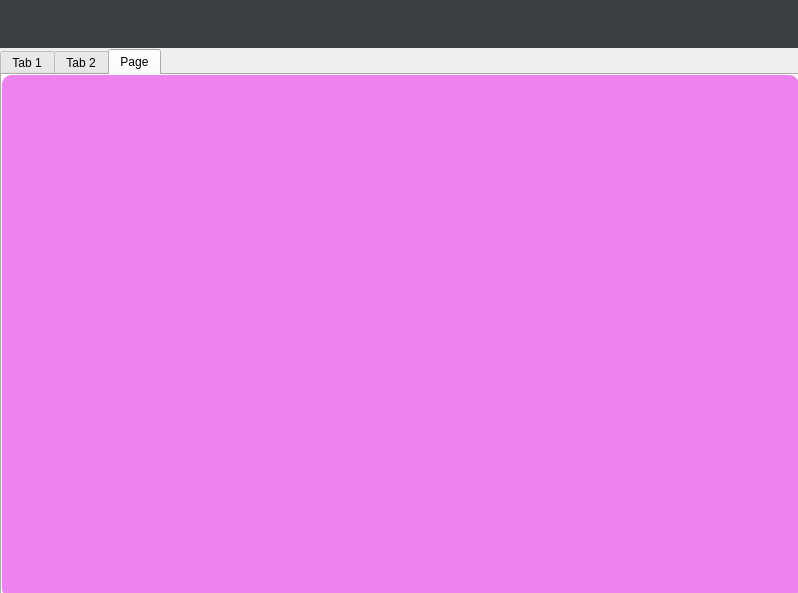
The window that src/gui/ui/main_window.ui (PavelSbvt/office-technologies-second-lab) describes before a commit, drawn with Qt 5.
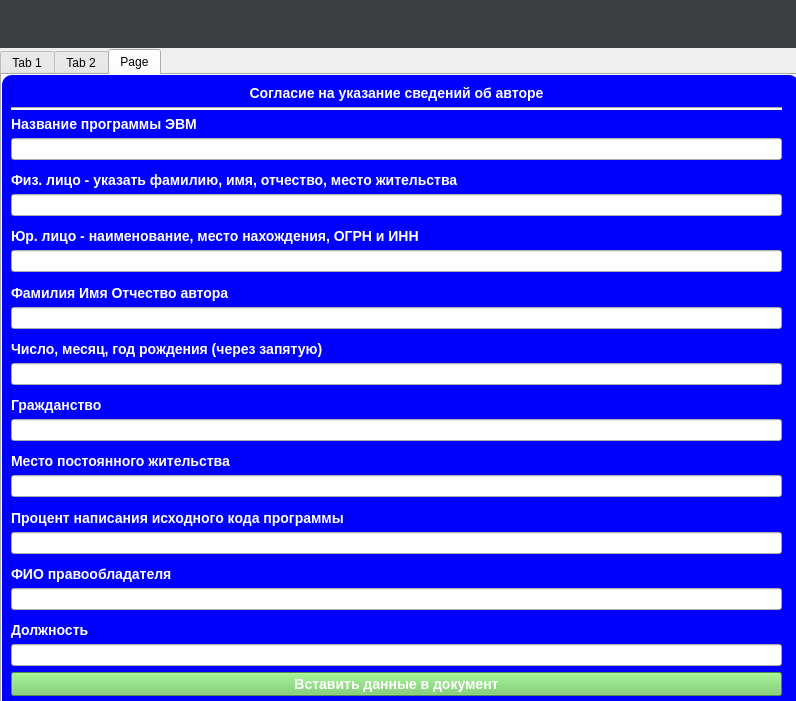
The same window after the commit. The open tabs and pages were chosen to show the change.

Commit message: > [src/gui/ui/main_window.ui] - update form - add widgets for third tab

What changed in the file:
```diff
--- a/src/gui/ui/main_window.ui
+++ b/src/gui/ui/main_window.ui
@@ -6,8 +6,8 @@
    <rect>
     <x>0</x>
     <y>0</y>
-    <width>798</width>
-    <height>593</height>
+    <width>796</width>
+    <height>701</height>
    </rect>
   </property>
   <property name="windowTitle">
@@ -42,7 +42,7 @@
       <x>0</x>
       <y>49</y>
       <width>801</width>
-      <height>551</height>
+      <height>671</height>
      </rect>
     </property>
     <property name="styleSheet">
@@ -662,13 +662,362 @@
     <widget class="QWidget" name="tab_3">
      <property name="styleSheet">
       <string notr="true">#tab_3 {
-	background-color: violet;
+	background-color: blue;
 	border-radius: 10px;
 }</string>
      </property>
      <attribute name="title">
       <string>Page</string>
      </attribute>
+     <widget class="QWidget" name="verticalLayoutWidget_3">
+      <property name="geometry">
+       <rect>
+        <x>9</x>
+        <y>10</y>
+        <width>771</width>
+        <height>611</height>
+       </rect>
+      </property>
+      <layout class="QVBoxLayout" name="verticalLayout_2">
+       <item>
+        <widget class="QLabel" name="labelTitleThirdTab">
+         <property name="styleSheet">
+          <string notr="true">QLabel{
+	color: white;
+	font-weight: bold;
+	font-size: 14px;
+}</string>
+         </property>
+         <property name="text">
+          <string>Согласие на указание сведений об авторе</string>
+         </property>
+         <property name="alignment">
+          <set>Qt::AlignCenter</set>
+         </property>
+        </widget>
+       </item>
+       <item>
+        <widget class="Line" name="line_3">
+         <property name="styleSheet">
+          <string notr="true">QFrame {
+	background-color: white;
+}</string>
+         </property>
+         <property name="orientation">
+          <enum>Qt::Horizontal</enum>
+         </property>
+        </widget>
+       </item>
+       <item>
+        <widget class="QLabel" name="labelNameIBMProgram">
+         <property name="styleSheet">
+          <string notr="true">QLabel{
+	color: white;
+	font-weight: bold;
+	font-size: 14px;
+}</string>
+         </property>
+         <property name="text">
+          <string>Название программы ЭВМ</string>
+         </property>
+        </widget>
+       </item>
+       <item>
+        <widget class="QLineEdit" name="inputNameIBMProgram"/>
+       </item>
+       <item>
+        <spacer name="verticalSpacer_18">
+         <property name="orientation">
+          <enum>Qt::Vertical</enum>
+         </property>
+         <property name="sizeHint" stdset="0">
+          <size>
+           <width>20</width>
+           <height>40</height>
+          </size>
+         </property>
+        </spacer>
+       </item>
+       <item>
+        <widget class="QLabel" name="labelPhysicalPersonData">
+         <property name="styleSheet">
+          <string notr="true">QLabel{
+	color: white;
+	font-weight: bold;
+	font-size: 14px;
+}</string>
+         </property>
+         <property name="text">
+          <string>Физ. лицо - указать фамилию, имя, отчество, место жительства</string>
+         </property>
+        </widget>
+       </item>
+       <item>
+        <widget class="QLineEdit" name="inputPhysicalPersonData"/>
+       </item>
+       <item>
+        <spacer name="verticalSpacer_19">
+         <property name="orientation">
+          <enum>Qt::Vertical</enum>
+         </property>
+         <property name="sizeHint" stdset="0">
+          <size>
+           <width>20</width>
+           <height>40</height>
+          </size>
+         </property>
+        </spacer>
+       </item>
+       <item>
+        <widget class="QLabel" name="labelJuridicalPerson">
+         <property name="styleSheet">
+          <string notr="true">QLabel{
+	color: white;
+	font-weight: bold;
+	font-size: 14px;
+}</string>
+         </property>
+         <property name="text">
+          <string>Юр. лицо - наименование, место нахождения, ОГРН и ИНН</string>
+         </property>
+        </widget>
+       </item>
+       <item>
+        <widget class="QLineEdit" name="inputJuridicalPersonData"/>
+       </item>
+       <item>
+        <spacer name="verticalSpacer_20">
+         <property name="orientation">
+          <enum>Qt::Vertical</enum>
+         </property>
+         <property name="sizeHint" stdset="0">
+          <size>
+           <width>20</width>
+           <height>40</height>
+          </size>
+         </property>
+        </spacer>
+       </item>
+       <item>
+        <widget class="QLabel" name="labelAuthorsName">
+         <property name="styleSheet">
+          <string notr="true">QLabel{
+	color: white;
+	font-weight: bold;
+	font-size: 14px;
+}</string>
+         </property>
+         <property name="text">
+          <string>&lt;html&gt;&lt;head/&gt;&lt;body&gt;&lt;p&gt;Фамилия Имя Отчество автора&lt;/p&gt;&lt;/body&gt;&lt;/html&gt;</string>
+         </property>
+        </widget>
+       </item>
+       <item>
+        <widget class="QLineEdit" name="inputAuthorsName"/>
+       </item>
+       <item>
+        <spacer name="verticalSpacer_21">
+         <property name="orientation">
+          <enum>Qt::Vertical</enum>
+         </property>
+         <property name="sizeHint" stdset="0">
+          <size>
+           <width>20</width>
+           <height>40</height>
+          </size>
+         </property>
+        </spacer>
+       </item>
+       <item>
+        <widget class="QLabel" name="labelBordData">
+         <property name="styleSheet">
+          <string notr="true">QLabel{
+	color: white;
+	font-weight: bold;
+	font-size: 14px;
+}</string>
+         </property>
+         <property name="text">
+          <string>Число, месяц, год рождения (через запятую)</string>
+         </property>
+        </widget>
+       </item>
+       <item>
+        <widget class="QLineEdit" name="inputBornData"/>
+       </item>
+       <item>
+        <spacer name="verticalSpacer_22">
+         <property name="orientation">
+          <enum>Qt::Vertical</enum>
+         </property>
+         <property name="sizeHint" stdset="0">
+          <size>
+           <width>20</width>
+           <height>40</height>
+          </size>
+         </property>
+        </spacer>
+       </item>
+       <item>
+        <widget class="QLabel" name="labelCitizenship">
+         <property name="styleSheet">
+          <string notr="true">QLabel{
+	color: white;
+	font-weight: bold;
+	font-size: 14px;
+}</string>
+         </property>
+         <property name="text">
+          <string>Гражданство</string>
+         </property>
+        </widget>
+       </item>
+       <item>
+        <widget class="QLineEdit" name="inputCitizenship"/>
+       </item>
+       <item>
+        <spacer name="verticalSpacer_23">
+         <property name="orientation">
+          <enum>Qt::Vertical</enum>
+         </property>
+         <property name="sizeHint" stdset="0">
+          <size>
+           <width>20</width>
+           <height>40</height>
+          </size>
+         </property>
+        </spacer>
+       </item>
+       <item>
+        <widget class="QLabel" name="labelPlaceOfLife">
+         <property name="styleSheet">
+          <string notr="true">QLabel{
+	color: white;
+	font-weight: bold;
+	font-size: 14px;
+}</string>
+         </property>
+         <property name="text">
+          <string>Место постоянного жительства</string>
+         </property>
+        </widget>
+       </item>
+       <item>
+        <widget class="QLineEdit" name="inputPlaceOfLife"/>
+       </item>
+       <item>
+        <spacer name="verticalSpacer_24">
+         <property name="orientation">
+          <enum>Qt::Vertical</enum>
+         </property>
+         <property name="sizeHint" stdset="0">
+          <size>
+           <width>20</width>
+           <height>40</height>
+          </size>
+         </property>
+        </spacer>
+       </item>
+       <item>
+        <widget class="QLabel" name="labelSrcPercent">
+         <property name="styleSheet">
+          <string notr="true">QLabel{
+	color: white;
+	font-weight: bold;
+	font-size: 14px;
+}</string>
+         </property>
+         <property name="text">
+          <string>Процент написания исходного кода программы</string>
+         </property>
+        </widget>
+       </item>
+       <item>
+        <widget class="QLineEdit" name="inputSrcPercent"/>
+       </item>
+       <item>
+        <spacer name="verticalSpacer_25">
+         <property name="orientation">
+          <enum>Qt::Vertical</enum>
+         </property>
+         <property name="sizeHint" stdset="0">
+          <size>
+           <width>20</width>
+           <height>40</height>
+          </size>
+         </property>
+        </spacer>
+       </item>
+       <item>
+        <widget class="QLabel" name="labelCopyrightHolderName">
+         <property name="styleSheet">
+          <string notr="true">QLabel{
+	color: white;
+	font-weight: bold;
+	font-size: 14px;
+}</string>
+         </property>
+         <property name="text">
+          <string>ФИО правообладателя</string>
+         </property>
+        </widget>
+       </item>
+       <item>
+        <widget class="QLineEdit" name="inputCopyrightHolderName"/>
+       </item>
+       <item>
+        <spacer name="verticalSpacer_26">
+         <property name="orientation">
+          <enum>Qt::Vertical</enum>
+         </property>
+         <property name="sizeHint" stdset="0">
+          <size>
+           <width>20</width>
+           <height>40</height>
+          </size>
+         </property>
+        </spacer>
+       </item>
+       <item>
+        <widget class="QLabel" name="labelRole">
+         <property name="styleSheet">
+          <string notr="true">QLabel{
+	color: white;
+	font-weight: bold;
+	font-size: 14px;
+}</string>
+         </property>
+         <property name="text">
+          <string>Должность</string>
+         </property>
+        </widget>
+       </item>
+       <item>
+        <widget class="QLineEdit" name="inputRole"/>
+       </item>
+       <item>
+        <widget class="QPushButton" name="buttonBuildConsentInfoAboutAuthor">
+         <property name="styleSheet">
+          <string notr="true">QPushButton{
+	background-color: rgb(111, 200, 97);
+	color: white;
+	font-weight: bold;
+	font-size: 14px;
+} 
+QPushButton:hover {
+	background-color: rgb(106, 188, 91);
+}
+QPushButton:pressed {
+	background-color: rgb(93, 165, 80);
+}</string>
+         </property>
+         <property name="text">
+          <string>Вставить данные в документ</string>
+         </property>
+        </widget>
+       </item>
+      </layout>
+     </widget>
     </widget>
    </widget>
   </widget>
```
Left out of the diff: 32 changed lines with no effect on the pictures.
